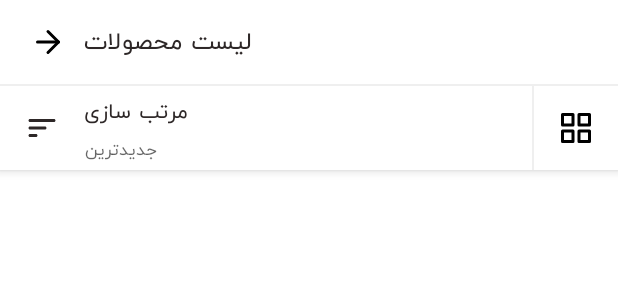
After one commit to codewithminer/NikeShop, an Android app: the layout activity_product_list.xml on its own in the app's theme, with its tools: preview values and no code run, on a phone screen of 412 x 824 dp. The commit adds this screen. Shown: the top 300 px of the screen. Run offline under Robolectric (Android 15) with nearby library versions, the phone set to English and light mode, and no system bars; network calls fail.

Commit message:
sort and TypeView

```diff
--- a/app/src/main/AndroidManifest.xml
+++ b/app/src/main/AndroidManifest.xml
@@ -12,6 +12,9 @@
         android:roundIcon="@mipmap/ic_launcher_round"
         android:supportsRtl="true"
         android:theme="@style/Theme.NikeShop">
+        <activity
+            android:name=".feature.list.ProductListActivity"
+            android:exported="true" />
         <activity
             android:name=".feature.product.comment.CommentListActivity"
             android:exported="true" />
--- a/app/src/main/java/com/example/nikeshop/App.kt
+++ b/app/src/main/java/com/example/nikeshop/App.kt
@@ -7,6 +7,7 @@ import com.example.nikeshop.data.repository.source.BannerRemoteDataSource
 import com.example.nikeshop.data.repository.source.CommentRemoteDataSource
 import com.example.nikeshop.data.repository.source.ProductLocalDataSource
 import com.example.nikeshop.data.repository.source.ProductRemoteDataSource
+import com.example.nikeshop.feature.list.ProductListViewModel
 import com.example.nikeshop.feature.main.MainViewModel
 import com.example.nikeshop.feature.main.ProductListAdapter
 import com.example.nikeshop.feature.product.ProductDetailViewModel
@@ -35,12 +36,13 @@ class App: Application(){
             factory<ProductRepository> { ProductRepositoryImpl(ProductRemoteDataSource(get()),
                 ProductLocalDataSource()
             ) }
-            factory { ProductListAdapter(get()) }
+            factory { (viewType:Int) -> ProductListAdapter(viewType ,get()) }
             factory<BannerRepository> { BannerRepositoryImpl(BannerRemoteDataSource(get())) }
             factory<CommentRepository> { CommentRepositoryImpl(CommentRemoteDataSource(get())) }
             viewModel { MainViewModel(get(),get()) }
             viewModel { (bundle: Bundle) -> ProductDetailViewModel(bundle,get()) }
             viewModel { (productId: Int) -> CommentListViewModel(productId,get()) }
+            viewModel {(sort: Int) -> ProductListViewModel(sort, get())}
         }
 
         startKoin {
--- a/app/src/main/res/drawable/ic_sort.xml
+++ b/app/src/main/res/drawable/ic_sort.xml
@@ -4,6 +4,6 @@
     android:viewportWidth="24"
     android:viewportHeight="24">
   <path
-      android:fillColor="#FF000000"
+      android:fillColor="?colorOnSurface"
       android:pathData="M4,18h4c0.55,0 1,-0.45 1,-1s-0.45,-1 -1,-1L4,16c-0.55,0 -1,0.45 -1,1s0.45,1 1,1zM3,7c0,0.55 0.45,1 1,1h16c0.55,0 1,-0.45 1,-1s-0.45,-1 -1,-1L4,6c-0.55,0 -1,0.45 -1,1zM4,13h10c0.55,0 1,-0.45 1,-1s-0.45,-1 -1,-1L4,11c-0.55,0 -1,0.45 -1,1s0.45,1 1,1z"/>
 </vector>
--- /dev/null
+++ b/app/src/main/res/layout/activity_product_list.xml
@@ -0,0 +1,107 @@
+<?xml version="1.0" encoding="utf-8"?>
+<androidx.coordinatorlayout.widget.CoordinatorLayout xmlns:android="http://schemas.android.com/apk/res/android"
+    xmlns:app="http://schemas.android.com/apk/res-auto"
+    xmlns:tools="http://schemas.android.com/tools"
+    android:layout_width="match_parent"
+    android:layout_height="match_parent"
+    tools:context=".feature.list.ProductListActivity">
+
+    <com.google.android.material.appbar.AppBarLayout
+        android:id="@+id/appBarLayout"
+        android:layout_width="match_parent"
+        android:layout_height="wrap_content"
+        android:background="@color/white">
+
+        <com.example.nikeshop.view.NikeToolBar
+            android:id="@+id/toolbarView"
+            android:layout_width="match_parent"
+            android:layout_height="56dp"
+            app:nt_toolbar="@string/productList" />
+
+        <View
+            android:layout_width="match_parent"
+            android:layout_height="1dp"
+            android:background="?dividerColor"/>
+
+        <androidx.constraintlayout.widget.ConstraintLayout
+            android:layout_width="match_parent"
+            android:layout_height="56dp">
+
+            <View
+                android:id="@+id/sortBtn"
+                android:layout_width="0dp"
+                android:layout_height="0dp"
+                android:background="?android:selectableItemBackground"
+                app:layout_constraintBottom_toBottomOf="parent"
+                app:layout_constraintEnd_toStartOf="@+id/view"
+                app:layout_constraintStart_toStartOf="parent"
+                app:layout_constraintTop_toTopOf="parent" />
+
+            <ImageView
+                android:id="@+id/imageView"
+                android:layout_width="wrap_content"
+                android:layout_height="wrap_content"
+                android:layout_marginStart="16dp"
+                app:layout_constraintBottom_toBottomOf="parent"
+                app:layout_constraintStart_toStartOf="parent"
+                app:layout_constraintTop_toTopOf="parent"
+                app:srcCompat="@drawable/ic_sort" />
+
+            <TextView
+                android:id="@+id/textView"
+                android:layout_width="wrap_content"
+                android:layout_height="wrap_content"
+                android:layout_marginStart="16dp"
+                android:text="@string/sort"
+                android:textAppearance="?textAppearanceBody1"
+                app:layout_constraintBottom_toTopOf="@+id/selectedSortTitleTv"
+                app:layout_constraintStart_toEndOf="@+id/imageView"
+                app:layout_constraintTop_toTopOf="parent"
+                app:layout_constraintVertical_chainStyle="packed" />
+
+            <TextView
+                android:id="@+id/selectedSortTitleTv"
+                android:layout_width="wrap_content"
+                android:layout_height="wrap_content"
+                android:layout_marginStart="16dp"
+                android:layout_marginTop="4dp"
+                android:text="@string/sortLatest"
+                android:textAppearance="?textAppearanceBody2"
+                android:textColor="?android:textColorSecondary"
+                android:textSize="11sp"
+                app:layout_constraintBottom_toBottomOf="parent"
+                app:layout_constraintStart_toEndOf="@+id/imageView"
+                app:layout_constraintTop_toBottomOf="@+id/textView" />
+
+            <ImageView
+                android:id="@+id/viewTypeChangerBtn"
+                android:layout_width="56dp"
+                android:layout_height="56dp"
+                android:scaleType="centerInside"
+                android:background="?android:selectableItemBackground"
+                app:layout_constraintBottom_toBottomOf="parent"
+                app:layout_constraintEnd_toEndOf="parent"
+                app:layout_constraintTop_toTopOf="parent"
+                app:srcCompat="@drawable/ic_grid" />
+
+            <View
+                android:id="@+id/view"
+                android:layout_width="1dp"
+                android:layout_height="0dp"
+                android:background="?dividerColor"
+                app:layout_constraintBottom_toBottomOf="parent"
+                app:layout_constraintEnd_toStartOf="@+id/viewTypeChangerBtn"
+                app:layout_constraintTop_toTopOf="parent" />
+        </androidx.constraintlayout.widget.ConstraintLayout>
+
+    </com.google.android.material.appbar.AppBarLayout>
+
+    <androidx.recyclerview.widget.RecyclerView
+        android:id="@+id/productRv"
+        android:layout_width="match_parent"
+        android:layout_height="match_parent"
+        android:padding="2dp"
+        android:clipToPadding="false"
+        app:layout_behavior="com.google.android.material.appbar.AppBarLayout$ScrollingViewBehavior"/>
+
+</androidx.coordinatorlayout.widget.CoordinatorLayout>
--- a/app/src/main/res/layout/fragment_main.xml
+++ b/app/src/main/res/layout/fragment_main.xml
@@ -94,6 +94,7 @@
 
 
                 <com.google.android.material.button.MaterialButton
+                    android:id="@+id/viewLatestProductBtn"
                     android:layout_width="wrap_content"
                     android:layout_height="wrap_content"
                     android:text="@string/viewAll"
--- a/app/src/main/res/layout/view_toolbar.xml
+++ b/app/src/main/res/layout/view_toolbar.xml
@@ -7,8 +7,10 @@
 
     <ImageView
         android:id="@+id/back_btn"
-        android:layout_width="wrap_content"
-        android:layout_height="wrap_content"
+        android:layout_width="32dp"
+        android:layout_height="32dp"
+        android:scaleType="centerInside"
+        android:background="?selectableItemBackgroundBorderless"
         android:layout_marginStart="16dp"
         android:layout_gravity="center_vertical|start"
         app:srcCompat="@drawable/ic_back"/>
@@ -20,6 +22,6 @@
         tools:text="نام صفحه "
         android:textAppearance="?textAppearanceHeadline6"
         android:layout_gravity="center_vertical|start"
-        android:layout_marginStart="48dp"/>
+        android:layout_marginStart="56dp"/>
 
 </FrameLayout>
--- a/app/src/main/res/values/strings.xml
+++ b/app/src/main/res/values/strings.xml
@@ -9,5 +9,18 @@
     <string name="commnets">نظرات کاربران</string>
     <string name="insertComment">ثبت نظر</string>
     <string name="viewAllcomments">مشاهده همه نظرات</string>
+    <string name="productList">لیست محصولات</string>
+    <string name="sort">مرتب سازی</string>
+    <string name="sortLatest">جدیدترین</string>
+    <string name="sortPopular">پربازدیدترین</string>
+    <string name="sortPriceHTL">گران ترین</string>
+    <string name="sortPriceLTH">ارزان ترین</string>
+
+    <array name="sort">
+        <item>@string/sortLatest</item>
+        <item>@string/sortPopular</item>
+        <item>@string/sortPriceHTL</item>
+        <item>@string/sortPriceLTH</item>
+    </array>
 
 </resources>
```
Also changed, not shown: app/src/main/java/com/example/nikeshop/feature/list/ProductListActivity.kt (added, +88 -0 lines), app/src/main/java/com/example/nikeshop/feature/list/ProductListViewModel.kt (added, +38 -0 lines), app/src/main/java/com/example/nikeshop/feature/main/MainFragment.kt (+10 -1 lines), app/src/main/java/com/example/nikeshop/feature/main/ProductListAdapter.kt (+21 -2 lines), app/src/main/res/drawable/ic_view_type_large.xml (added, +14 -0 lines), app/src/main/res/layout/item_prodcuct_large.xml (added, +72 -0 lines), app/src/main/res/layout/item_prodcuct_small.xml (added, +71 -0 lines).
